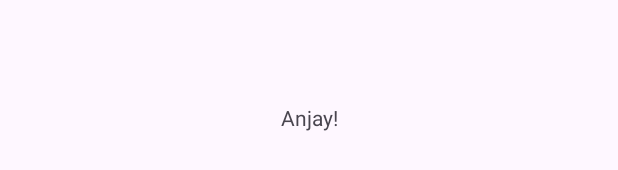
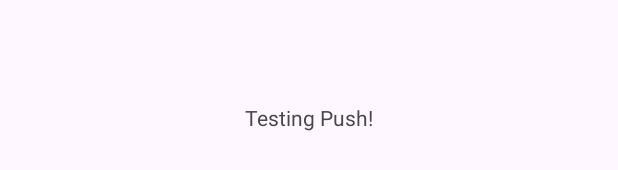
Before and after one commit to farrelantonius/SleepTracking, an Android app: the layout activity_main.xml on its own in the app's theme, with its tools: preview values and no code run, on a phone screen of 412 x 824 dp. Shown: the part 501-671 px from the top of the screen. Run offline under Robolectric (Android 15) with nearby library versions, the phone set to English and light mode, and no system bars.

Commit message:
Push Test

```diff
--- a/app/src/main/res/layout/activity_main.xml
+++ b/app/src/main/res/layout/activity_main.xml
@@ -10,7 +10,7 @@
     <TextView
         android:layout_width="wrap_content"
         android:layout_height="wrap_content"
-        android:text="Anjay!"
+        android:text="Testing Push!"
         app:layout_constraintBottom_toBottomOf="parent"
         app:layout_constraintEnd_toEndOf="parent"
         app:layout_constraintStart_toStartOf="parent"
```
